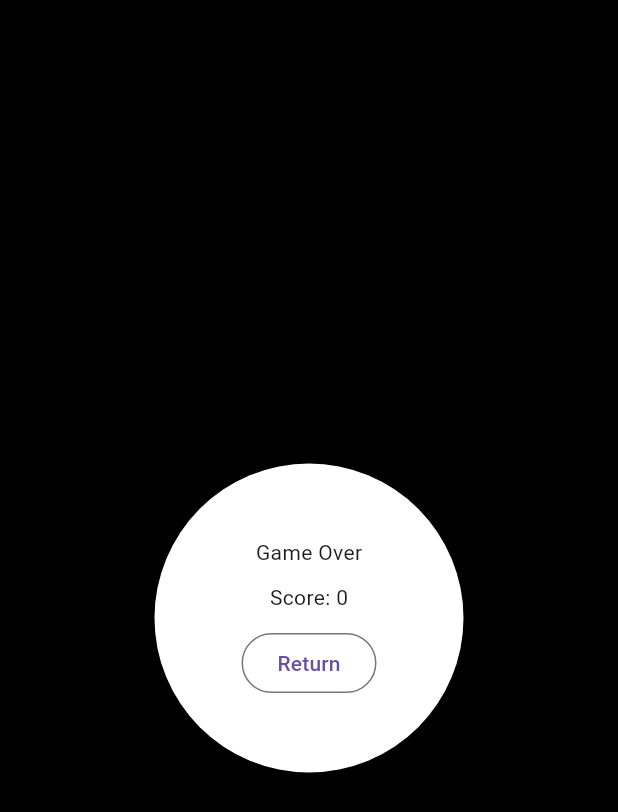
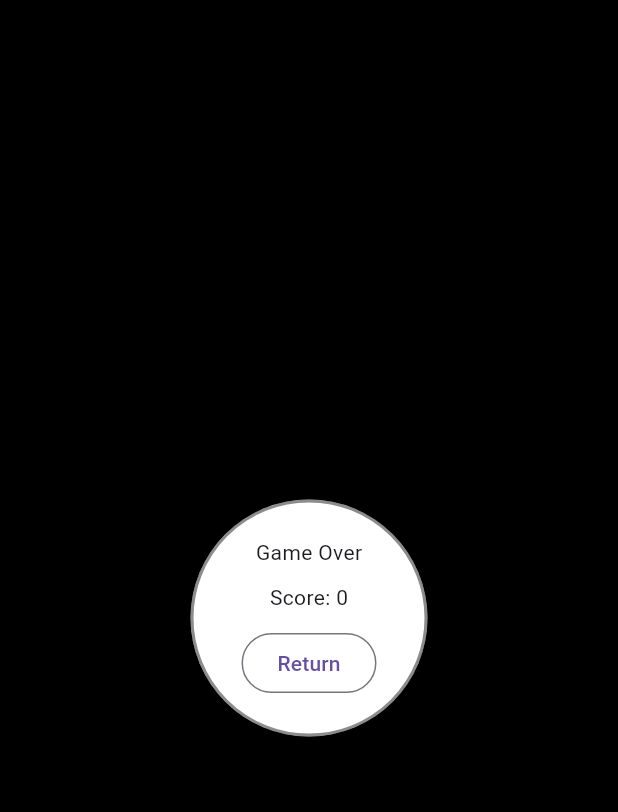
Before and after one commit to sepehrkianian09/maze-ball, a Flutter app: the GameOverOverlayScreen widget shown alone on an empty page, opened directly with empty values, on a phone screen of 412 x 824 dp. Shown: the top 812 px of the screen. Run offline on Flutter 3.47's test engine with Material 3 defaults, Android fonts, the phone set to English and light mode, and no system bars; our stand-ins replace get; missing offline and left inert: flame, flame_forge2d.

Commit message:
feat(overlays): change the background style

```diff
--- a/lib/overlay_screens/play_state/game_over.dart
+++ b/lib/overlay_screens/play_state/game_over.dart
@@ -15,11 +15,14 @@ class GameOverOverlayScreen extends StatelessWidget {
     return Stack(
       children: [
         Container(color: Colors.black),
-        CustomPaint(
-          size: MediaQuery.of(context).size,
-          painter: CircularPainter(),
+        Center(
+          child: Container(
+            decoration: BoxDecoration(
+              color: Colors.white,
+              border: Border.all(color: Colors.black45, width: 2.0),
+              shape: BoxShape.circle,
             ),
-        Center(
+            padding: EdgeInsets.all(32.0),
             child: Column(
               mainAxisSize: MainAxisSize.min,
               spacing: 10.0,
@@ -35,6 +38,7 @@ class GameOverOverlayScreen extends StatelessWidget {
               ],
             ),
           ),
+        ),
       ],
     );
   }
```
Also changed, not shown: lib/overlay_screens/play_state/welcome.dart (+8 -4 lines). Lines whose indentation alone changed are shown as unchanged.
